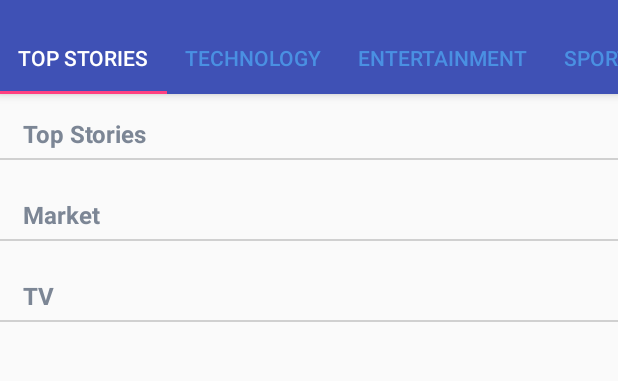
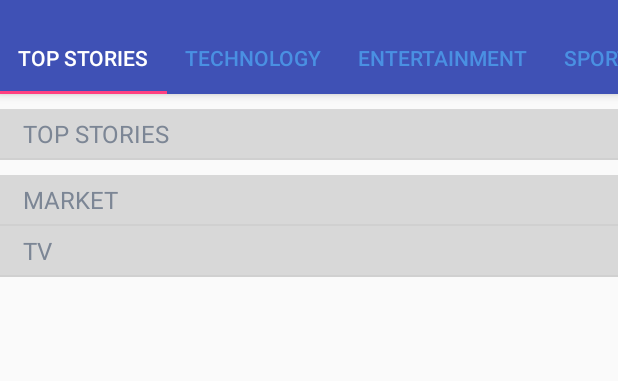
Before and after one commit to tiwari-gaurav/WhatsHappening, an Android app: the screen it shows after launch (MainActivity), on a phone screen of 412 x 824 dp, the part 62-443 px from its top. Run offline under Robolectric (Android 15) with nearby library versions, the phone set to English and light mode, and no system bars.

Commit message:
UI updated

```diff
--- a/app/src/main/res/layout/top_stories.xml
+++ b/app/src/main/res/layout/top_stories.xml
@@ -14,18 +14,19 @@
             android:id="@+id/title1_layout"
             android:layout_width="match_parent"
             android:layout_height="wrap_content"
-            android:layout_marginTop="@dimen/banner_margin">
+            android:layout_marginTop="@dimen/banner_margin"
+            android:background="@color/colorGray">
 
             <TextView
                 android:id="@+id/topStories"
                 android:layout_width="match_parent"
                 android:layout_height="wrap_content"
                 android:text="Top Stories"
+                android:textAllCaps="true"
                 android:padding="5dp"
                 android:textColor="@color/level_details_session_name_color"
                 android:textSize="16dp"
-                android:layout_marginLeft="@dimen/banner_margin"
-                android:textStyle="bold"/>
+                android:layout_marginLeft="@dimen/banner_margin" />
 
         </LinearLayout>
 
@@ -51,7 +52,7 @@
         android:layout_width="match_parent"
         android:layout_height="wrap_content"
         android:layout_below="@+id/news_recycle"
-        android:layout_marginTop="@dimen/banner_margin">
+        android:background="@color/colorGray">
 
         <TextView
             android:id="@+id/market_title"
@@ -61,8 +62,8 @@
             android:padding="5dp"
             android:textColor="@color/level_details_session_name_color"
             android:textSize="16dp"
-            android:layout_marginLeft="@dimen/banner_margin"
-            android:textStyle="bold"/>
+            android:textAllCaps="true"
+            android:layout_marginLeft="@dimen/banner_margin" />
 
     </LinearLayout>
 
@@ -77,8 +78,7 @@
         android:id="@+id/market_recycle"
         android:layout_width="match_parent"
         android:layout_height="wrap_content"
-        android:layout_below="@+id/divider2"
-        android:layout_marginTop="@dimen/banner_margin">
+        android:layout_below="@+id/divider2">
 
     </android.support.v7.widget.RecyclerView>
 
@@ -87,7 +87,7 @@
         android:layout_width="match_parent"
         android:layout_height="wrap_content"
         android:layout_below="@+id/market_recycle"
-        android:layout_marginTop="@dimen/banner_margin">
+        android:background="@color/colorGray">
 
         <TextView
             android:id="@+id/lifestyle_title"
@@ -97,8 +97,7 @@
             android:padding="5dp"
             android:textColor="@color/level_details_session_name_color"
             android:textSize="16dp"
-            android:layout_marginLeft="@dimen/banner_margin"
-            android:textStyle="bold"/>
+            android:layout_marginLeft="@dimen/banner_margin" />
 
     </LinearLayout>
 
```
